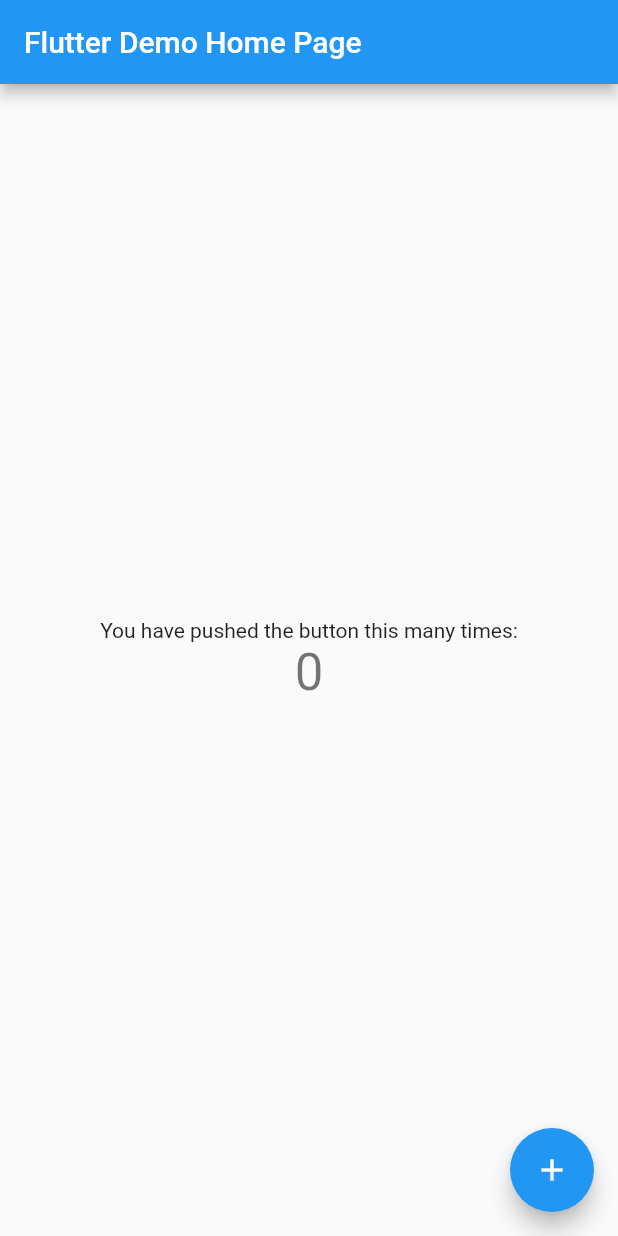
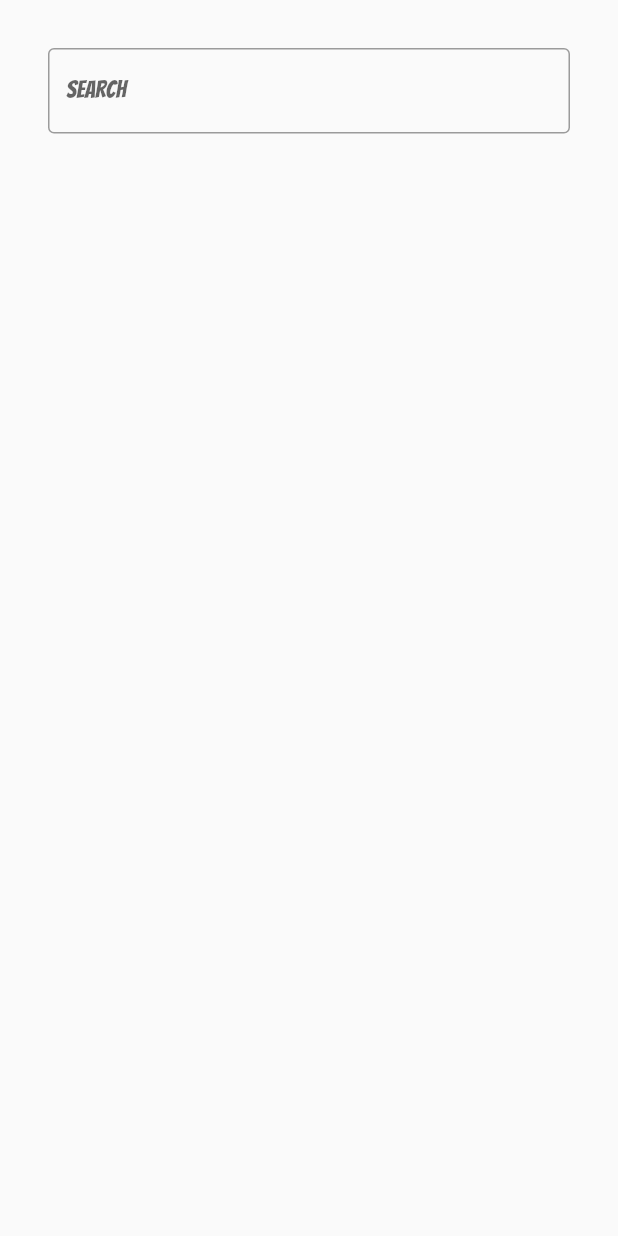
Before and after one commit to joscha0/socialstats-app, a Flutter app: the screen it shows after launch, on a phone screen of 412 x 824 dp. Run offline on Flutter 3.47's test engine with Material 2 defaults, Android fonts, the phone set to English and light mode, and no system bars; our stand-ins replace get, get_storage, google_fonts.

Commit message:
add getx

```diff
--- a/lib/main.dart
+++ b/lib/main.dart
@@ -1,115 +1,30 @@
 import 'package:flutter/material.dart';
+import 'package:get/get.dart';
+import 'package:get_storage/get_storage.dart';
 
-void main() {
+import 'pages/home/home_page.dart';
+import 'services/theme_controller.dart';
+
+void main() async {
+  await GetStorage.init();
+
   runApp(const MyApp());
 }
 
-class MyApp extends StatelessWidget {
+class MyApp extends GetView<ThemeController> {
   const MyApp({Key? key}) : super(key: key);
-
-  // This widget is the root of your application.
-  @override
-  Widget build(BuildContext context) {
-    return MaterialApp(
-      title: 'Flutter Demo',
-      theme: ThemeData(
-        // This is the theme of your application.
-        //
-        // Try running your application with "flutter run". You'll see the
-        // application has a blue toolbar. Then, without quitting the app, try
-        // changing the primarySwatch below to Colors.green and then invoke
-        // "hot reload" (press "r" in the console where you ran "flutter run",
-        // or simply save your changes to "hot reload" in a Flutter IDE).
-        // Notice that the counter didn't reset back to zero; the application
-        // is not restarted.
-        primarySwatch: Colors.blue,
-      ),
-      home: const MyHomePage(title: 'Flutter Demo Home Page'),
-    );
-  }
-}
-
-class MyHomePage extends StatefulWidget {
-  const MyHomePage({Key? key, required this.title}) : super(key: key);
-
-  // This widget is the home page of your application. It is stateful, meaning
-  // that it has a State object (defined below) that contains fields that affect
-  // how it looks.
-
-  // This class is the configuration for the state. It holds the values (in this
-  // case the title) provided by the parent (in this case the App widget) and
-  // used by the build method of the State. Fields in a Widget subclass are
-  // always marked "final".
-
-  final String title;
-
-  @override
-  State<MyHomePage> createState() => _MyHomePageState();
-}
-
-class _MyHomePageState extends State<MyHomePage> {
-  int _counter = 0;
-
-  void _incrementCounter() {
-    setState(() {
-      // This call to setState tells the Flutter framework that something has
-      // changed in this State, which causes it to rerun the build method below
-      // so that the display can reflect the updated values. If we changed
-      // _counter without calling setState(), then the build method would not be
-      // called again, and so nothing would appear to happen.
-      _counter++;
-    });
-  }
 
   @override
   Widget build(BuildContext context) {
-    // This method is rerun every time setState is called, for instance as done
-    // by the _incrementCounter method above.
-    //
-    // The Flutter framework has been optimized to make rerunning build methods
-    // fast, so that you can just rebuild anything that needs updating rather
-    // than having to individually change instances of widgets.
-    return Scaffold(
-      appBar: AppBar(
-        // Here we take the value from the MyHomePage object that was created by
-        // the App.build method, and use it to set our appbar title.
-        title: Text(widget.title),
-      ),
-      body: Center(
-        // Center is a layout widget. It takes a single child and positions it
-        // in the middle of the parent.
-        child: Column(
-          // Column is also a layout widget. It takes a list of children and
-          // arranges them vertically. By default, it sizes itself to fit its
-          // children horizontally, and tries to be as tall as its parent.
-          //
-          // Invoke "debug painting" (press "p" in the console, choose the
-          // "Toggle Debug Paint" action from the Flutter Inspector in Android
-          // Studio, or the "Toggle Debug Paint" command in Visual Studio Code)
-          // to see the wireframe for each widget.
-          //
-          // Column has various properties to control how it sizes itself and
-          // how it positions its children. Here we use mainAxisAlignment to
-          // center the children vertically; the main axis here is the vertical
-          // axis because Columns are vertical (the cross axis would be
-          // horizontal).
-          mainAxisAlignment: MainAxisAlignment.center,
-          children: <Widget>[
-            const Text(
-              'You have pushed the button this many times:',
-            ),
-            Text(
-              '$_counter',
-              style: Theme.of(context).textTheme.headline4,
-            ),
-          ],
-        ),
-      ),
-      floatingActionButton: FloatingActionButton(
-        onPressed: _incrementCounter,
-        tooltip: 'Increment',
-        child: const Icon(Icons.add),
-      ), // This trailing comma makes auto-formatting nicer for build methods.
-    );
+    return GetX<ThemeController>(
+        init: ThemeController(),
+        builder: (c) {
+          return GetMaterialApp(
+            themeMode: ThemeMode.light,
+            theme: c.theme.value,
+            debugShowCheckedModeBanner: false,
+            home: HomePage(),
+          );
+        });
   }
 }
--- /dev/null
+++ b/lib/pages/home/home_controller.dart
@@ -0,0 +1,3 @@
+import 'package:get/get.dart';
+
+class HomeController extends GetxController {}
--- /dev/null
+++ b/lib/pages/home/home_page.dart
@@ -0,0 +1,26 @@
+import 'package:flutter/material.dart';
+import 'package:get/get.dart';
+
+import 'home_controller.dart';
+
+class HomePage extends GetView<HomeController> {
+  const HomePage({Key? key}) : super(key: key);
+
+  @override
+  Widget build(BuildContext context) {
+    return Scaffold(
+        body: Column(
+      children: [
+        Padding(
+          padding: const EdgeInsets.all(32.0),
+          child: TextFormField(
+            decoration: const InputDecoration(
+              border: OutlineInputBorder(),
+              labelText: 'Search',
+            ),
+          ),
+        ),
+      ],
+    ));
+  }
+}
--- /dev/null
+++ b/lib/services/theme_controller.dart
@@ -0,0 +1,8 @@
+import 'package:flutter/material.dart';
+import 'package:get/get.dart';
+import 'package:google_fonts/google_fonts.dart';
+
+class ThemeController extends GetxController {
+  Rx<ThemeData> theme =
+      ThemeData.light().copyWith(textTheme: GoogleFonts.bangersTextTheme()).obs;
+}
```
Also changed, not shown: pubspec.yaml (+4 -8 lines), pubspec.lock.
